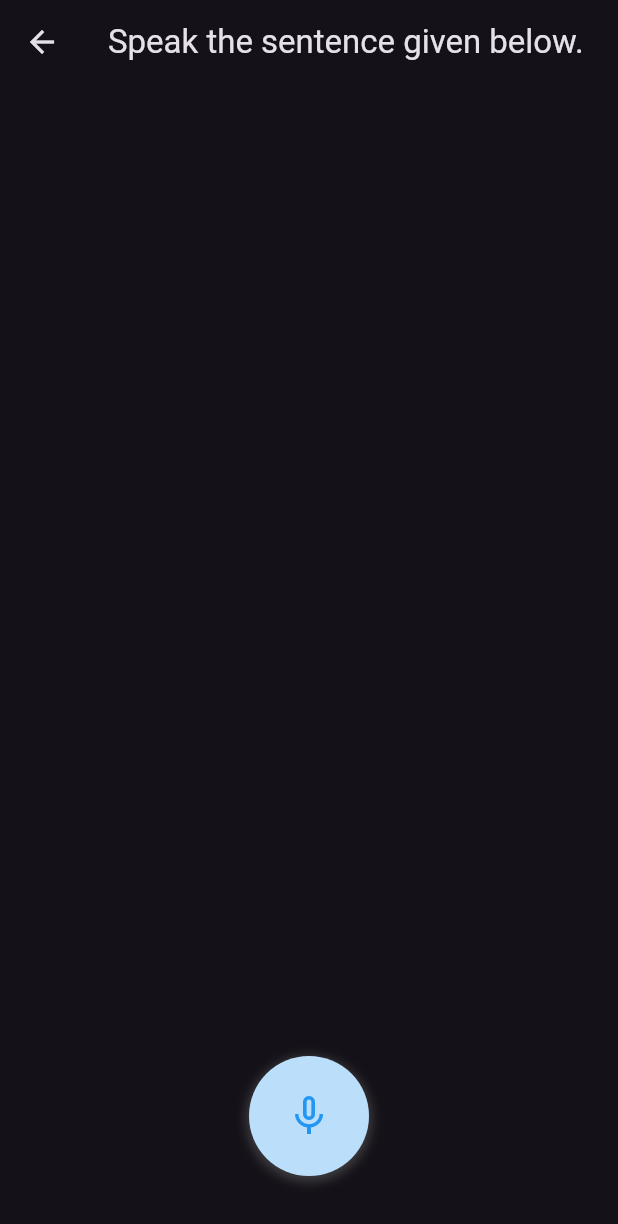
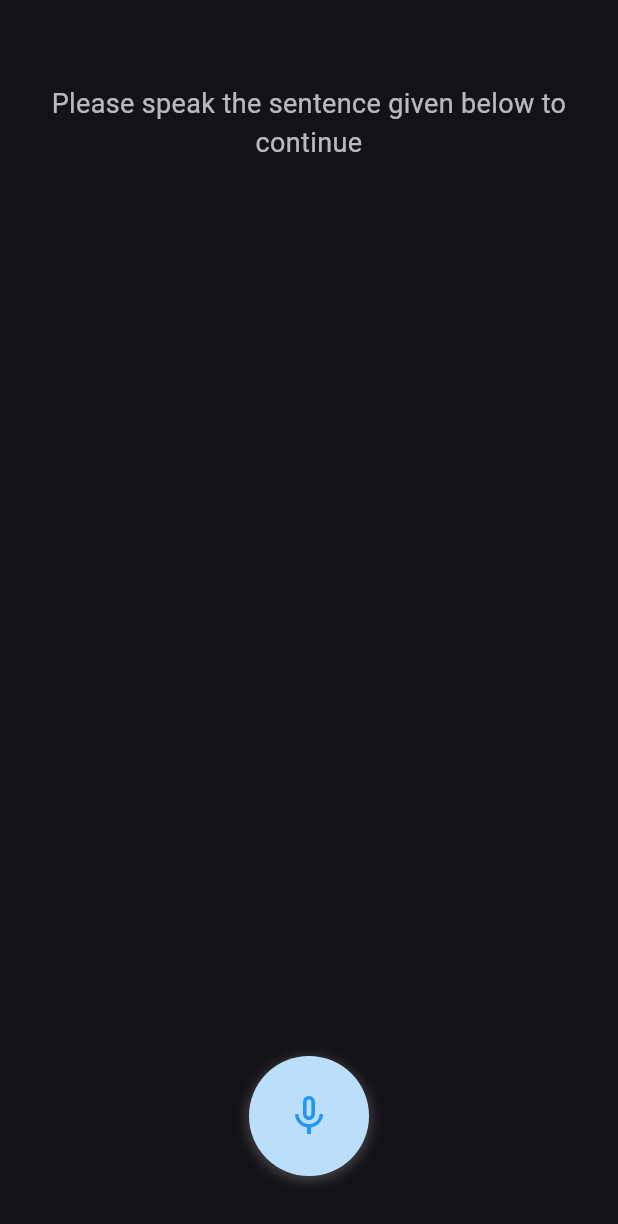
Before and after one commit to VedSinghRawat/yt_short, a Flutter app: the TestSentenceCard widget shown alone on an empty page, opened directly with empty values, on a phone screen of 412 x 824 dp. Shown: the top 1224 px of the screen. Run offline on Flutter 3.47's test engine with Material 3 defaults, Android fonts, the light colour scheme and no system bars; our stand-ins replace flutter_riverpod, go_router, google_sign_in, package_info_plus, speech_to_text, youtube_player_flutter.

Commit message:
TestSentence Card popup in the speech_exercise screen integration done

```diff
--- a/lib/apis/sub_leve_api.dart
+++ b/lib/apis/sub_leve_api.dart
@@ -21,6 +21,7 @@ class SubLevelAPI implements ISubLevelAPI {
       ytId: 'q30IT5IpB0Q',
       textToSpeak: 'This is a Mobile',
       pauseAt: 10,
+      playAt: 15,
       audioUrl: 'https://example.com/audio1.mp3',
       createdAt: DateTime(2024, 1, 1),
       updatedAt: DateTime(2024, 1, 1),
@@ -38,6 +39,7 @@ class SubLevelAPI implements ISubLevelAPI {
       ytId: 'VRy480m4aF8',
       textToSpeak: 'Flutter is powerful',
       pauseAt: 5,
+      playAt: 10,
       audioUrl: 'https://example.com/audio2.mp3',
       createdAt: DateTime(2024, 1, 2),
       updatedAt: DateTime(2024, 1, 2),
--- a/lib/core/widgets/yt_player.dart
+++ b/lib/core/widgets/yt_player.dart
@@ -43,7 +43,9 @@ class _YtPlayerState extends State<YtPlayer> {
 
   @override
   Widget build(BuildContext context) {
-    return SizedBox(
+    return AspectRatio(
+      aspectRatio: 9 / 16,
+      child: SizedBox(
         width: MediaQuery.of(context).size.width,
         height: MediaQuery.of(context).size.height,
         child: YoutubePlayer(
@@ -56,6 +58,7 @@ class _YtPlayerState extends State<YtPlayer> {
           ),
           aspectRatio: 9 / 16,
         ),
+      ),
     );
   }
 }
--- a/lib/features/speech_to_text/widgets/test_sentence_card.dart
+++ b/lib/features/speech_to_text/widgets/test_sentence_card.dart
@@ -4,8 +4,13 @@ import 'package:speech_to_text/speech_recognition_result.dart';
 
 class TestSentenceCard extends StatefulWidget {
   final String text;
+  final VoidCallback onContinue;
 
-  const TestSentenceCard({super.key, required this.text});
+  const TestSentenceCard({
+    super.key,
+    required this.text,
+    required this.onContinue,
+  });
 
   @override
   State<TestSentenceCard> createState() => _TestSentenceCardState();
@@ -59,12 +64,9 @@ class _TestSentenceCardState extends State<TestSentenceCard> {
 
   @override
   Widget build(BuildContext context) {
-    return Scaffold(
-      appBar: AppBar(
-        title: const Text('Speak the sentence given below.'),
-      ),
-      body: Container(
+    return Container(
       padding: const EdgeInsets.all(16.0),
+      color: Theme.of(context).scaffoldBackgroundColor,
       child: Column(
         children: [
           Container(
@@ -74,6 +76,18 @@ class _TestSentenceCardState extends State<TestSentenceCard> {
               children: [
                 Column(
                   children: [
+                    const Padding(
+                      padding: EdgeInsets.only(bottom: 24.0),
+                      child: Text(
+                        "Please speak the sentence given below to continue",
+                        style: TextStyle(
+                          fontSize: 18,
+                          color: Colors.white70,
+                        ),
+                        textAlign: TextAlign.center,
+                      ),
+                    ),
+                    const SizedBox(height: 24),
                     Center(
                       child: RichText(
                         textAlign: TextAlign.center,
@@ -134,10 +148,11 @@ class _TestSentenceCardState extends State<TestSentenceCard> {
           Padding(
             padding: const EdgeInsets.symmetric(horizontal: 16.0, vertical: 24.0),
             child: Container(
-                width: 80,
+              width: allWordsCorrect ? 160 : 80,
               height: 80,
               decoration: BoxDecoration(
-                  shape: BoxShape.circle,
+                shape: allWordsCorrect ? BoxShape.rectangle : BoxShape.circle,
+                borderRadius: allWordsCorrect ? BorderRadius.circular(40) : null,
                 color: allWordsCorrect
                     ? Colors.yellow.shade100
                     : _recognizer.isListening
@@ -156,6 +171,9 @@ class _TestSentenceCardState extends State<TestSentenceCard> {
                 color: Colors.transparent,
                 child: InkWell(
                   onTap: () {
+                    if (allWordsCorrect) {
+                      widget.onContinue();
+                    } else {
                       setState(() {
                         if (_recognizer.isListening) {
                           _recognizer.stopListening();
@@ -163,26 +181,31 @@ class _TestSentenceCardState extends State<TestSentenceCard> {
                           _recognizer.startListening();
                         }
                       });
+                    }
                   },
-                    customBorder: const CircleBorder(),
+                  customBorder: allWordsCorrect ? null : const CircleBorder(),
                   child: Container(
-                      width: 80,
+                    width: allWordsCorrect ? 160 : 80,
                     height: 80,
-                      decoration: const BoxDecoration(
-                        shape: BoxShape.circle,
+                    decoration: BoxDecoration(
+                      shape: allWordsCorrect ? BoxShape.rectangle : BoxShape.circle,
+                      borderRadius: allWordsCorrect ? BorderRadius.circular(40) : null,
                     ),
-                      child: Icon(
-                        allWordsCorrect
-                            ? Icons.close_fullscreen
-                            : _recognizer.isListening
-                                ? Icons.mic
-                                : Icons.mic_none,
-                        color: allWordsCorrect
-                            ? Colors.yellow.shade700
-                            : _recognizer.isListening
-                                ? Colors.green
-                                : Colors.blue,
+                    child: Center(
+                      child: allWordsCorrect
+                          ? Text(
+                              'Continue',
+                              style: TextStyle(
+                                color: Colors.yellow.shade700,
+                                fontSize: 18,
+                                fontWeight: FontWeight.bold,
+                              ),
+                            )
+                          : Icon(
+                              _recognizer.isListening ? Icons.mic : Icons.mic_none,
+                              color: _recognizer.isListening ? Colors.green : Colors.blue,
                               size: 32,
+                            ),
                     ),
                   ),
                 ),
@@ -191,7 +214,6 @@ class _TestSentenceCardState extends State<TestSentenceCard> {
           ),
         ],
       ),
-      ),
     );
   }
 }
--- a/lib/features/sub_level/widget/sub_level_list.dart
+++ b/lib/features/sub_level/widget/sub_level_list.dart
@@ -55,13 +55,14 @@ class _SubLevelsListState extends State<SubLevelsList> {
         if (subLevel.video != null) {
           return Center(
             child: YtPlayer(
-              key: ValueKey(subLevel.video!.ytId),
+              key: ValueKey(subLevel.video!.id),
               videoId: subLevel.video!.ytId,
             ),
           );
         } else if (subLevel.speechExercise != null) {
           return Center(
             child: SpeechExerciseScreen(
+              key: ValueKey(subLevel.speechExercise!.id),
               exercise: subLevel.speechExercise!,
             ),
           );
--- a/lib/models/speech_exercise/speech_exercise.dart
+++ b/lib/models/speech_exercise/speech_exercise.dart
@@ -11,6 +11,8 @@ class SpeechExercise {
   final String textToSpeak;
   @JsonKey(name: 'pause_at')
   final int pauseAt;
+  @JsonKey(name: 'play_at')
+  final int playAt;
   @JsonKey(name: 'audio_url')
   final String audioUrl;
   @JsonKey(name: 'created_at')
@@ -23,6 +25,7 @@ class SpeechExercise {
     required this.ytId,
     required this.textToSpeak,
     required this.pauseAt,
+    required this.playAt,
     required this.audioUrl,
     required this.createdAt,
     required this.updatedAt,
@@ -36,6 +39,7 @@ class SpeechExercise {
     String? ytId,
     String? textToSpeak,
     int? pauseAt,
+    int? playAt,
     String? audioUrl,
     DateTime? createdAt,
     DateTime? updatedAt,
@@ -45,6 +49,7 @@ class SpeechExercise {
       ytId: ytId ?? this.ytId,
       textToSpeak: textToSpeak ?? this.textToSpeak,
       pauseAt: pauseAt ?? this.pauseAt,
+      playAt: playAt ?? this.playAt,
       audioUrl: audioUrl ?? this.audioUrl,
       createdAt: createdAt ?? this.createdAt,
       updatedAt: updatedAt ?? this.updatedAt,
```
Also changed, not shown: lib/features/speech_to_text/screen/speech_exercise_screen.dart (+42 -9 lines), lib/models/speech_exercise/speech_exercise.g.dart. Lines whose indentation alone changed are shown as unchanged.
